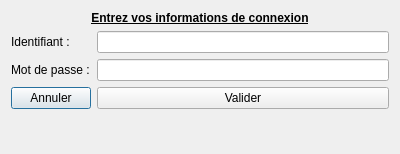
Old version of the form clogindialog.ui in the repository PhASnBenoit/pmv2023.
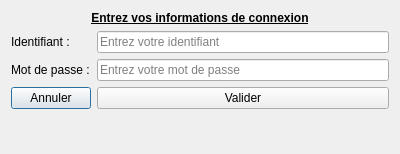
New version of the form.

Diff of the .ui file:
```diff
--- a/clogindialog.ui
+++ b/clogindialog.ui
@@ -31,13 +31,26 @@
       </widget>
      </item>
      <item row="1" column="1">
-      <widget class="QLineEdit" name="leId"/>
+      <widget class="QLineEdit" name="leId">
+       <property name="text">
+        <string/>
+       </property>
+       <property name="placeholderText">
+        <string>Entrez votre identifiant</string>
+       </property>
+      </widget>
      </item>
      <item row="2" column="1">
       <widget class="QLineEdit" name="leMdp">
+       <property name="text">
+        <string/>
+       </property>
        <property name="echoMode">
         <enum>QLineEdit::Password</enum>
        </property>
+       <property name="placeholderText">
+        <string>Entrez votre mot de passe</string>
+       </property>
       </widget>
      </item>
      <item row="3" column="0">
```
